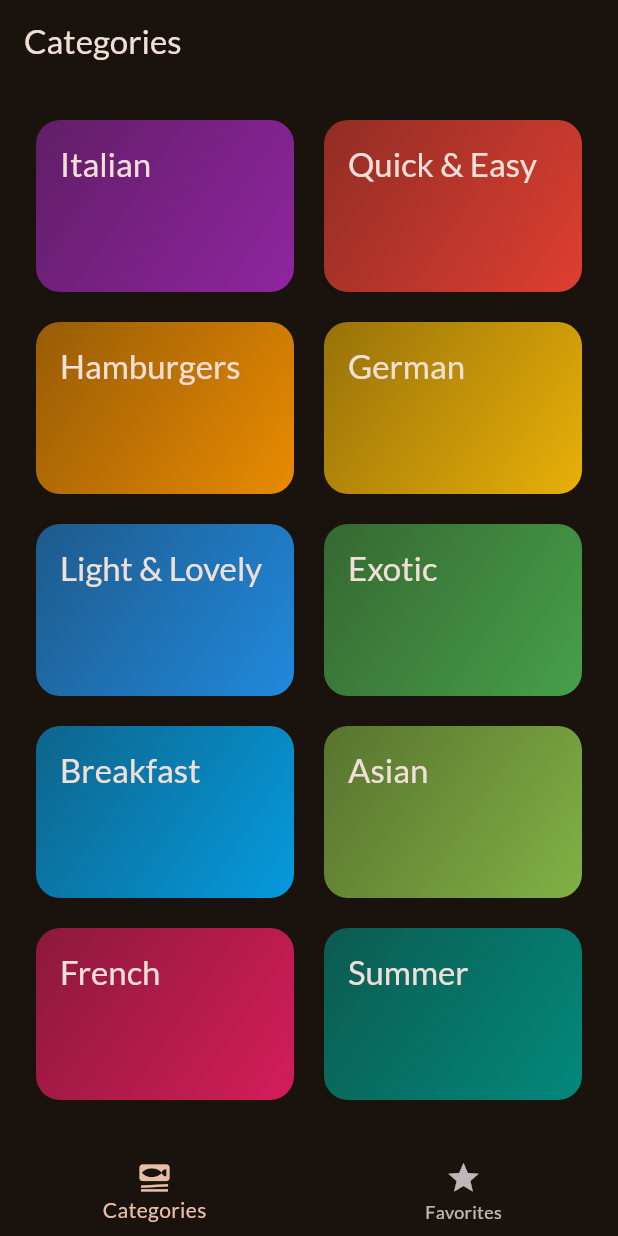
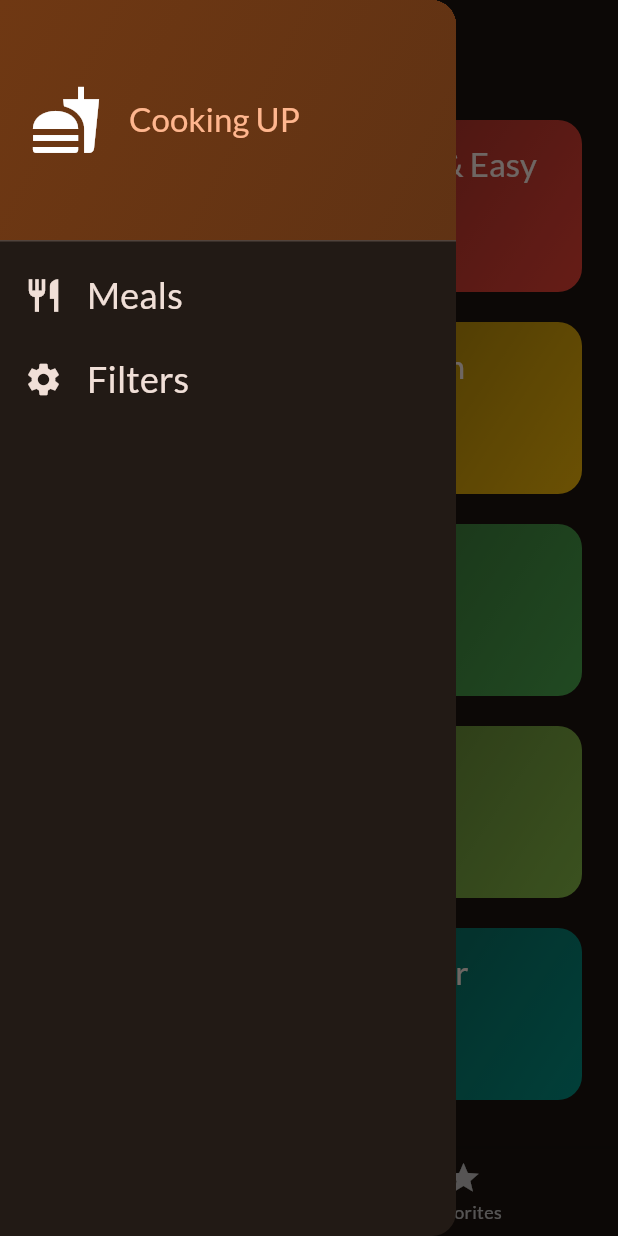
Before and after one commit to soulandbone/meals, a Flutter app: the screen it shows after launch, with the side drawer open (before the commit the screen has no drawer), on a phone screen of 412 x 824 dp. Run offline on Flutter 3.47's test engine with Material 3 defaults, Android fonts, the phone set to English and light mode, and no system bars; our stand-ins replace flutter_riverpod, google_fonts, transparent_image.

Commit message:
Final version of meals app, previous to animations section

```diff
--- a/analysis_options.yaml
+++ b/analysis_options.yaml
@@ -7,6 +7,9 @@
 
 # The following line activates a set of recommended lints for Flutter apps,
 # packages, and plugins designed to encourage good coding practices.
+analyzer:
+  errors:
+    non_constant_identifier_names: ignore
 include: package:flutter_lints/flutter.yaml
 
 linter:
@@ -23,6 +26,5 @@ linter:
   rules:
     # avoid_print: false  # Uncomment to disable the `avoid_print` rule
     # prefer_single_quotes: true  # Uncomment to enable the `prefer_single_quotes` rule
-
 # Additional information about this file can be found at
 # https://dart.dev/guides/language/analysis-options
--- a/lib/main.dart
+++ b/lib/main.dart
@@ -3,6 +3,7 @@ import 'package:flutter/material.dart';
 import 'package:google_fonts/google_fonts.dart';
 
 import 'package:meals/screens/tabs.dart';
+import 'package:flutter_riverpod/flutter_riverpod.dart';
 
 final theme = ThemeData(
   useMaterial3: true,
@@ -14,7 +15,7 @@ final theme = ThemeData(
 );
 
 void main() {
-  runApp(const App());
+  runApp(ProviderScope(child: const App()));
 }
 
 class App extends StatelessWidget {
--- /dev/null
+++ b/lib/providers/filters_provider.dart
@@ -0,0 +1,46 @@
+import 'package:flutter_riverpod/flutter_riverpod.dart';
+
+import 'package:meals/providers/meals_provider.dart';
+
+enum Filter { glutenFree, lactoseFree, vegetarian, vegan }
+
+class FiltersNotifier extends StateNotifier<Map<Filter, bool>> {
+  FiltersNotifier()
+    : super({
+        Filter.glutenFree: false,
+        Filter.lactoseFree: false,
+        Filter.vegan: false,
+        Filter.vegetarian: false,
+      });
+
+  void setFilter(Filter filter, bool isActive) {
+    state = {...state, filter: isActive};
+  }
+
+  void setFilters(Map<Filter, bool> newFilters) {
+    state = newFilters;
+  }
+}
+
+final filtersProvider = StateNotifierProvider((ref) => FiltersNotifier());
+
+final filteredMealsProvider = Provider((ref) {
+  final meals = ref.read(mealsProvider);
+  final activeFilters = ref.watch(filtersProvider);
+
+  return meals.where((meal) {
+    if (activeFilters[Filter.glutenFree]! && !meal.isGlutenFree) {
+      return false;
+    }
+    if (activeFilters[Filter.lactoseFree]! && !meal.isLactoseFree) {
+      return false;
+    }
+    if (activeFilters[Filter.vegan]! && !meal.isVegan) {
+      return false;
+    }
+    if (activeFilters[Filter.vegetarian]! && !meal.isVegetarian) {
+      return false;
+    }
+    return true;
+  }).toList();
+});
--- /dev/null
+++ b/lib/providers/meals_provider.dart
@@ -0,0 +1,6 @@
+import 'package:flutter_riverpod/flutter_riverpod.dart';
+import 'package:meals/data/dummy_data.dart';
+
+final mealsProvider = Provider((ref) {
+  return dummyMeals;
+});
--- a/lib/screens/categories.dart
+++ b/lib/screens/categories.dart
@@ -6,13 +6,13 @@ import 'package:meals/screens/meals.dart';
 import 'package:meals/widgets/category_grid_item.dart';
 
 class CategoriesScreen extends StatelessWidget {
-  const CategoriesScreen(this.onFavoriteMeal, {super.key});
+  const CategoriesScreen({required this.availableMeals, super.key});
 
-  final void Function(Meal meal) onFavoriteMeal;
+  final List<Meal> availableMeals;
 
   void _selectCategory(BuildContext context, Category category) {
     final filteredMeals =
-        dummyMeals
+        availableMeals
             .where((meal) => meal.categories.contains(category.id))
             .toList();
 
@@ -20,7 +20,6 @@ class CategoriesScreen extends StatelessWidget {
       MaterialPageRoute(
         builder:
             (ctx) => MealsScreen(
-              onFavoriteMeal: onFavoriteMeal,
               title: category.title,
               filteredMeals: filteredMeals,
             ),
--- a/lib/screens/tabs.dart
+++ b/lib/screens/tabs.dart
@@ -1,37 +1,23 @@
 import 'package:flutter/material.dart';
-import 'package:meals/models/meal.dart';
+
+import 'package:meals/providers/meals_provider.dart';
 import 'package:meals/screens/categories.dart';
+import 'package:meals/screens/filters.dart';
 import 'package:meals/screens/meals.dart';
+import 'package:meals/widgets/main_drawer.dart';
+import 'package:meals/providers/favorites_provider.dart';
 
-class TabsScreen extends StatefulWidget {
+import 'package:flutter_riverpod/flutter_riverpod.dart';
+import 'package:meals/providers/filters_provider.dart';
+
+class TabsScreen extends ConsumerStatefulWidget {
   const TabsScreen({super.key});
 
   @override
-  State<TabsScreen> createState() => _TabsScreenState();
+  ConsumerState<TabsScreen> createState() => _TabsScreenState();
 }
 
-class _TabsScreenState extends State<TabsScreen> {
-  final List<Meal> _favoriteMeals = [];
-
-  void _showInfoMessage(String message) {
-    ScaffoldMessenger.of(context).clearSnackBars();
-    ScaffoldMessenger.of(
-      context,
-    ).showSnackBar(SnackBar(content: Text(message)));
-  }
-
-  void _toggleFavorite(Meal meal) {
-    setState(() {
-      if (_favoriteMeals.contains(meal)) {
-        _favoriteMeals.remove(meal);
-        _showInfoMessage('Meal is no longer a favorite');
-      } else {
-        _favoriteMeals.add(meal);
-        _showInfoMessage('Meal is now a favorite');
-      }
-    });
-  }
-
+class _TabsScreenState extends ConsumerState<TabsScreen> {
   int _selectedPageIndex = 0;
 
   void _selectPage(int index) {
@@ -40,22 +26,33 @@ class _TabsScreenState extends State<TabsScreen> {
     });
   }
 
+  void _setScreen(String identifier) async {
+    Navigator.of(context).pop();
+    if (identifier == 'filters') {
+      await Navigator.of(context).push<Map<Filter, bool>>(
+        MaterialPageRoute(builder: (context) => FiltersScreen()),
+      );
+    }
+  }
+
   @override
   Widget build(BuildContext context) {
-    Widget activePage = CategoriesScreen(_toggleFavorite);
+    final availableMeals = ref.watch(filteredMealsProvider);
+
+    Widget activePage = CategoriesScreen(availableMeals: availableMeals);
     var activePageTitle = 'Categories';
 
     if (_selectedPageIndex == 1) {
-      activePage = MealsScreen(
-        onFavoriteMeal: _toggleFavorite,
-        filteredMeals: _favoriteMeals,
-      );
+      final favoriteMeals = ref.watch(favoriteMealsProvider);
+
+      activePage = MealsScreen(filteredMeals: favoriteMeals);
       activePageTitle = 'Your Favorites';
     }
 
     return Scaffold(
       appBar: AppBar(title: Text(activePageTitle)),
       body: activePage,
+      drawer: MainDrawer(onSelectScreen: _setScreen),
       bottomNavigationBar: BottomNavigationBar(
         currentIndex: _selectedPageIndex,
         onTap: _selectPage,
--- /dev/null
+++ b/lib/widgets/main_drawer.dart
@@ -0,0 +1,78 @@
+import 'package:flutter/material.dart';
+
+class MainDrawer extends StatelessWidget {
+  const MainDrawer({super.key, required this.onSelectScreen});
+
+  final void Function(String identifier) onSelectScreen;
+
+  @override
+  Widget build(BuildContext context) {
+    return Drawer(
+      child: Column(
+        children: [
+          DrawerHeader(
+            decoration: BoxDecoration(
+              gradient: LinearGradient(
+                colors: [
+                  Theme.of(context).colorScheme.primaryContainer,
+                  Theme.of(
+                    context,
+                  ).colorScheme.primaryContainer.withValues(alpha: 0.8),
+                ],
+                begin: Alignment.topLeft,
+                end: Alignment.bottomRight,
+              ),
+            ),
+            padding: const EdgeInsets.all(20),
+            child: Row(
+              children: [
+                Icon(Icons.fastfood, size: 48),
+                SizedBox(width: 18),
+                Text(
+                  'Cooking UP',
+                  style: Theme.of(context).textTheme.titleLarge!.copyWith(
+                    color: Theme.of(context).colorScheme.primary,
+                  ),
+                ),
+              ],
+            ),
+          ),
+          ListTile(
+            leading: Icon(
+              Icons.restaurant,
+              size: 26,
+              color: Theme.of(context).colorScheme.onSurface,
+            ),
+            title: Text(
+              'Meals',
+              style: Theme.of(context).textTheme.titleSmall!.copyWith(
+                color: Theme.of(context).colorScheme.onSurface,
+                fontSize: 24,
+              ),
+            ),
+            onTap: () {
+              onSelectScreen('meals');
+            },
+          ),
+          ListTile(
+            leading: Icon(
+              Icons.settings,
+              size: 26,
+              color: Theme.of(context).colorScheme.onSurface,
+            ),
+            title: Text(
+              'Filters',
+              style: Theme.of(context).textTheme.titleSmall!.copyWith(
+                color: Theme.of(context).colorScheme.onSurface,
+                fontSize: 24,
+              ),
+            ),
+            onTap: () {
+              onSelectScreen('filters');
+            },
+          ),
+        ],
+      ),
+    );
+  }
+}
--- a/pubspec.yaml
+++ b/pubspec.yaml
@@ -36,6 +36,7 @@ dependencies:
   cupertino_icons: ^1.0.8
   google_fonts: ^6.2.1
   transparent_image: ^2.0.1
+  flutter_riverpod: ^2.6.1
 
 dev_dependencies:
   flutter_test:
```
Also changed, not shown: lib/providers/favorites_provider.dart (added, +27 -0 lines), lib/screens/filters.dart (added, +109 -0 lines), lib/screens/meal_details.dart (+25 -36 lines), lib/screens/meals.dart (+4 -15 lines), pubspec.lock.
